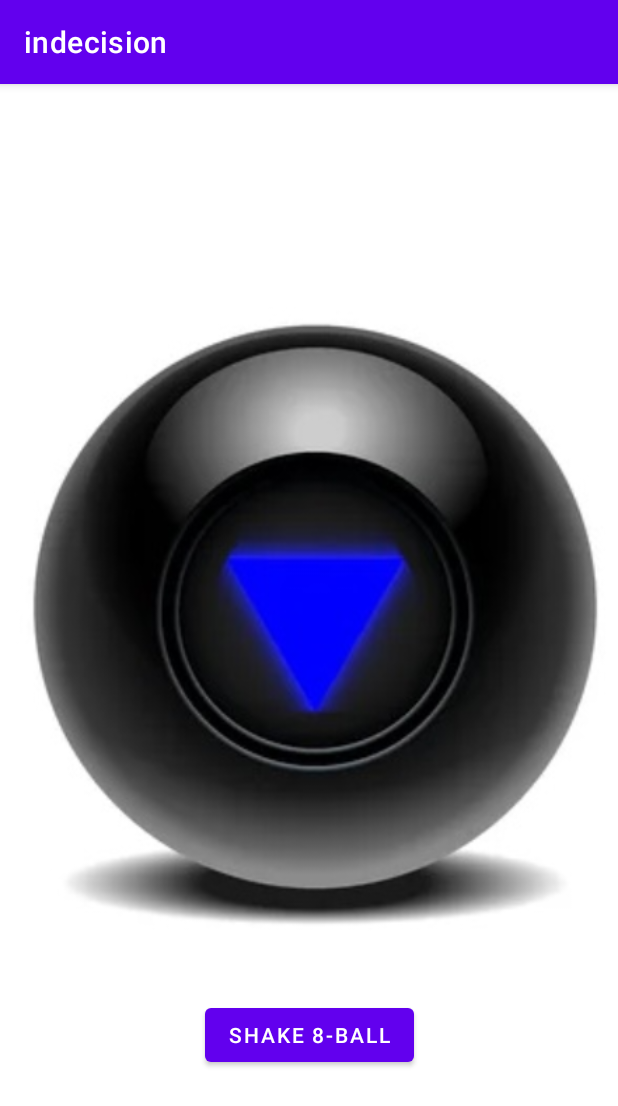
After one commit to Christinamawel/indecision, an Android app: the EightBallActivity screen opened directly, with no data from a screen before it, on a phone screen of 412 x 824 dp. The commit adds this screen. Shown: the top 1106 px of the screen. Run offline under Robolectric (Android 15) with nearby library versions, the phone set to English and light mode, and no system bars.

Commit message:
create magic 8 ball activity

```diff
--- a/app/src/main/AndroidManifest.xml
+++ b/app/src/main/AndroidManifest.xml
@@ -16,6 +16,7 @@
         <activity android:name=".QuestionFormActivity" />
         <activity android:name=".LoginActivity" />
         <activity android:name=".QuestionListActivity" />
+        <activity android:name=".EightBallActivity" />
 
         <activity
             android:name=".MainActivity"
--- a/app/src/main/java/com/example/indecision/CustomAdapterListView.kt
+++ b/app/src/main/java/com/example/indecision/CustomAdapterListView.kt
@@ -15,7 +15,6 @@ import kotlinx.coroutines.CoroutineScope
 import kotlinx.coroutines.Dispatchers
 import kotlinx.coroutines.launch
 import kotlinx.coroutines.tasks.await
-import kotlinx.coroutines.withContext
 
 class CustomAdapterListView(private val mList: List<Question>) : RecyclerView.Adapter<CustomAdapterListView.ViewHolder>() {
 
--- /dev/null
+++ b/app/src/main/java/com/example/indecision/EightBallActivity.kt
@@ -0,0 +1,49 @@
+package com.example.indecision
+
+import android.os.Bundle
+import android.widget.Button
+import android.widget.TextView
+import androidx.appcompat.app.AppCompatActivity
+
+class EightBallActivity: AppCompatActivity()  {
+
+    private var eightBallReply: TextView? =null
+
+    override fun onCreate(savedInstanceState: Bundle?) {
+        super.onCreate(savedInstanceState)
+        setContentView(R.layout.activity_eightball)
+
+        val shakeBtn: Button = findViewById(R.id.shakeBtn)
+        eightBallReply = findViewById(R.id.eightBallReply)
+
+        val possibleReplies = arrayOf(
+            "It is certain.",
+            "It is decidedly so.",
+            "Without a doubt.",
+            "Yes definitely.",
+            "You may rely on it",
+            "As I see it, yes.",
+            "Most likely",
+            "Outlook good.",
+            "Yes.",
+            "Signs point to yes.",
+            "Reply hazy, try again.",
+            "Ask again later.",
+            "Better not tell you now.",
+            "Cannot predict now.",
+            "Concentrate and ask again.",
+            "Don't count on it.",
+            "My reply is no.",
+            "My sources say no.",
+            "Outlook not so good.",
+            "Very doubtful."
+        )
+
+        shakeBtn.setOnClickListener {
+            val pickedNumber = (possibleReplies.indices).random()
+            val reply = possibleReplies[pickedNumber]
+
+            eightBallReply?.text = reply
+        }
+    }
+}
--- a/app/src/main/java/com/example/indecision/MainActivity.kt
+++ b/app/src/main/java/com/example/indecision/MainActivity.kt
@@ -17,6 +17,7 @@ class MainActivity : AppCompatActivity() {
         val formBtn: Button = findViewById(R.id.formBtn)
         val accountBtn: Button =findViewById(R.id.accountBtn)
         val decisionListBtn: Button = findViewById(R.id.decisionListBtn)
+        val eightBallBtn: Button = findViewById(R.id.eightBallBtn)
 
         auth = FirebaseAuth.getInstance()
 
@@ -41,6 +42,12 @@ class MainActivity : AppCompatActivity() {
                 Intent(this, QuestionListActivity::class.java).also {
                     startActivity(it)
                 }
+            }
+        }
+
+        eightBallBtn.setOnClickListener {
+            Intent(this, EightBallActivity::class.java).also {
+                startActivity(it)
             }
         }
 
--- /dev/null
+++ b/app/src/main/res/layout/activity_eightball.xml
@@ -0,0 +1,45 @@
+<?xml version="1.0" encoding="utf-8"?>
+<androidx.constraintlayout.widget.ConstraintLayout xmlns:android="http://schemas.android.com/apk/res/android"
+    xmlns:app="http://schemas.android.com/apk/res-auto"
+    xmlns:tools="http://schemas.android.com/tools"
+    android:layout_width="match_parent"
+    android:layout_height="match_parent">
+
+    <ImageView
+        android:id="@+id/imageView"
+        android:layout_width="match_parent"
+        android:layout_height="500dp"
+        android:scaleType="fitCenter"
+        app:layout_constraintBottom_toTopOf="@+id/shakeBtn"
+        app:layout_constraintEnd_toEndOf="parent"
+        app:layout_constraintHorizontal_bias="0.0"
+        app:layout_constraintStart_toStartOf="parent"
+        app:layout_constraintTop_toTopOf="parent"
+        app:layout_constraintVertical_chainStyle="packed"
+        app:srcCompat="@drawable/eightball" />
+
+    <Button
+        android:id="@+id/shakeBtn"
+        android:layout_width="wrap_content"
+        android:layout_height="wrap_content"
+        android:text="Shake 8-Ball"
+        app:layout_constraintBottom_toBottomOf="parent"
+        app:layout_constraintEnd_toEndOf="parent"
+        app:layout_constraintHorizontal_bias="0.5"
+        app:layout_constraintStart_toStartOf="parent"
+        app:layout_constraintTop_toBottomOf="@+id/imageView" />
+
+    <TextView
+        android:id="@+id/eightBallReply"
+        android:layout_width="95dp"
+        android:layout_height="wrap_content"
+        android:layout_marginBottom="90dp"
+        android:text=""
+        android:textAlignment="center"
+        android:textColor="#FFFFFF"
+        android:textSize="16sp"
+        app:layout_constraintBottom_toBottomOf="parent"
+        app:layout_constraintEnd_toEndOf="@+id/imageView"
+        app:layout_constraintStart_toStartOf="parent"
+        app:layout_constraintTop_toTopOf="parent" />
+</androidx.constraintlayout.widget.ConstraintLayout>
```
Also changed, not shown: app/src/main/res/drawable/eightball.jpg (added), 1 other file.
